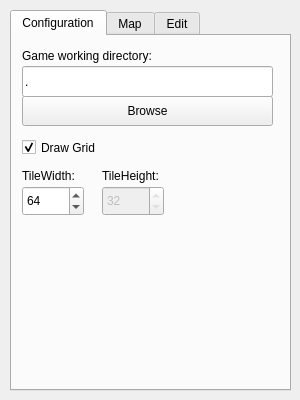
Qt form Annchienta/games/editor/editor.ui (sago007/annchienta) before a commit.
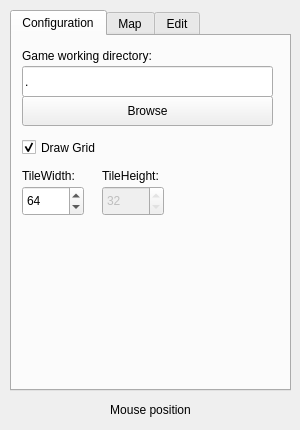
The same form after that commit.

Commit message: Added mouse position display.

```diff
--- a/Annchienta/games/editor/editor.ui
+++ b/Annchienta/games/editor/editor.ui
@@ -9,7 +9,7 @@
     <x>0</x>
     <y>0</y>
     <width>300</width>
-    <height>400</height>
+    <height>430</height>
    </rect>
   </property>
   <property name="sizePolicy" >
@@ -508,6 +508,22 @@
     </widget>
    </widget>
   </widget>
+  <widget class="QLabel" name="mousePositionLabel" >
+   <property name="geometry" >
+    <rect>
+     <x>20</x>
+     <y>400</y>
+     <width>261</width>
+     <height>20</height>
+    </rect>
+   </property>
+   <property name="text" >
+    <string>Mouse position</string>
+   </property>
+   <property name="alignment" >
+    <set>Qt::AlignCenter</set>
+   </property>
+  </widget>
  </widget>
  <resources/>
  <connections/>
```
The commit also changes 1 other file.
